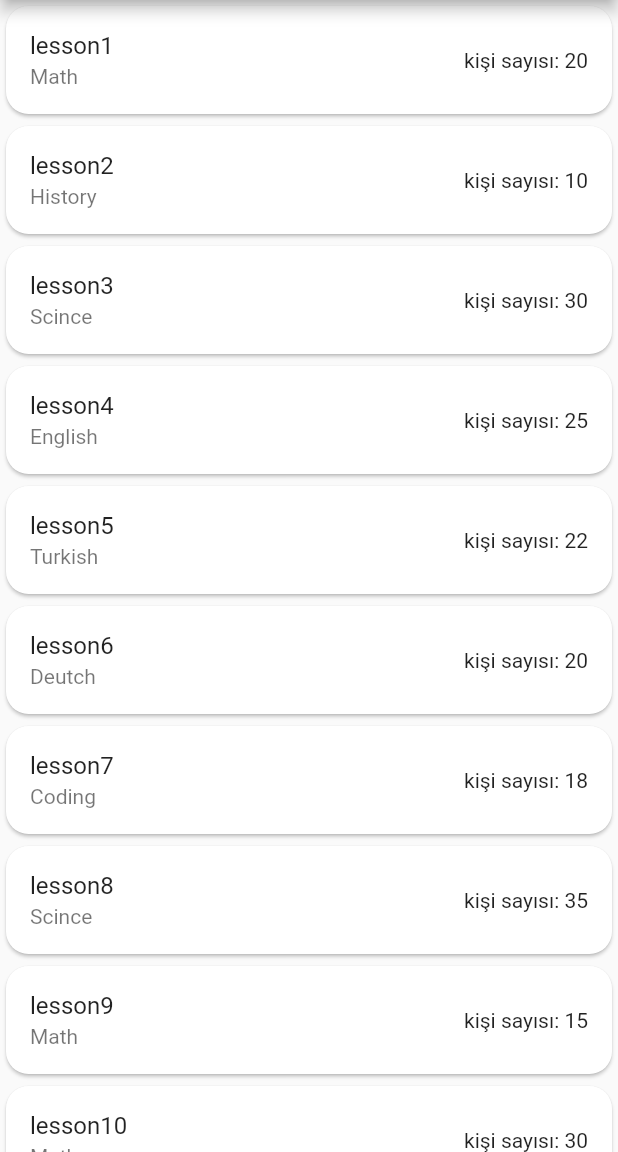
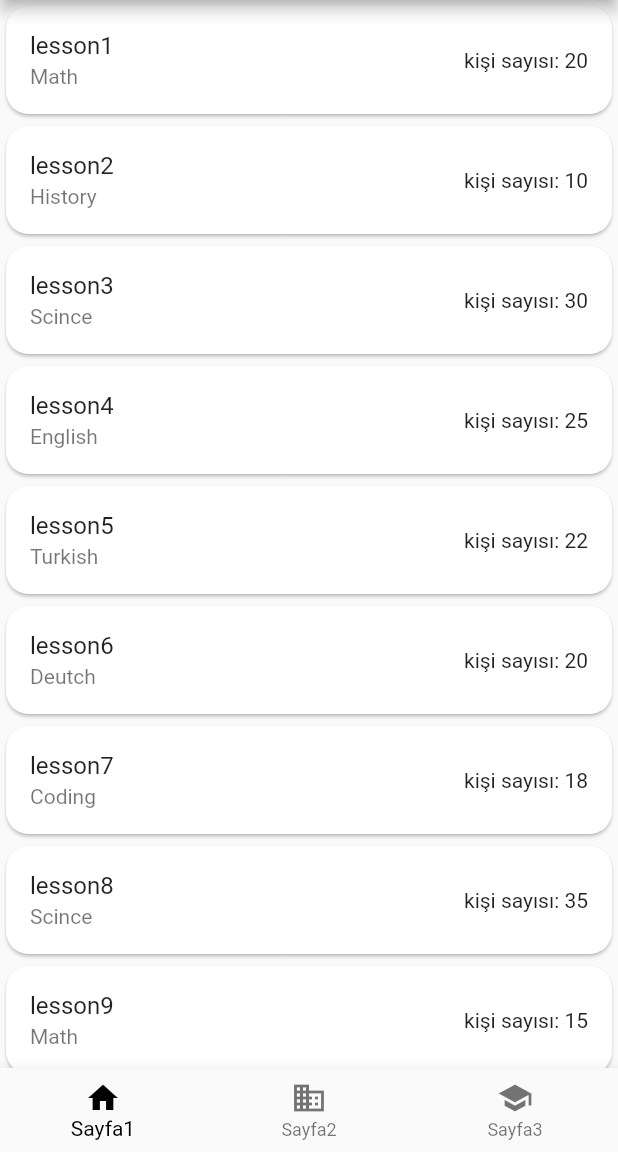
Before and after one commit to DSC-Turkey/harman, a Flutter app: the screen it shows after launch, on a phone screen of 412 x 824 dp, the part 84-1236 px from its top. Run offline on Flutter 3.47's test engine with Material 2 defaults, Android fonts, the phone set to English and light mode, and no system bars.

```diff
--- a/lib/screens/homeScreen.dart
+++ b/lib/screens/homeScreen.dart
@@ -6,6 +6,21 @@ class HomePage extends StatefulWidget {
 }
 
 class _HomePageState extends State<HomePage> {
+  //PageView Sayfaları
+  List<Widget> pages = [
+    AvailableLessons(),
+    Container(
+      color: Colors.cyan,
+    ),
+    Container(
+      color: Colors.deepPurple,
+    ),
+  ];
+  //Başlangıç sayfası
+  int pageNum = 0;
+  PageController pageController = PageController(
+    initialPage: 0,
+  );
   @override
   Widget build(BuildContext context) {
     return Scaffold(
@@ -14,7 +29,41 @@ class _HomePageState extends State<HomePage> {
         centerTitle: true,
         backgroundColor: Colors.grey,
       ),
-      body: AvailableLessons(),
+      body: PageView(
+        controller: pageController,
+        //BottomNavigationBar bağlantısı
+        onPageChanged: (_pageNum){
+          setState(() {
+            pageNum = _pageNum;
+          });
+        },
+        children: pages,
+      ),
+        bottomNavigationBar: BottomNavigationBar(
+        items: [
+          BottomNavigationBarItem(
+          icon: Icon(Icons.home),
+          label: 'Sayfa1',
+        ),
+          BottomNavigationBarItem(
+            icon: Icon(Icons.business),
+            label: 'Sayfa2',
+          ),
+          BottomNavigationBarItem(
+            icon: Icon(Icons.school),
+            label: 'Sayfa3',
+          ),
+        ],
+        currentIndex: pageNum,
+        selectedItemColor: Colors.black,
+        onTap:(index) {
+          setState(() {
+            pageNum = index;
+            //PageView bağlantısı
+            pageController.animateToPage(pageNum, duration: Duration(milliseconds: 500), curve: Curves.ease);
+          });
+        },
+      ),
     );
   }
 }
@@ -63,3 +112,6 @@ class _AvailableLessonsState extends State<AvailableLessons> {
   }
 
 }
+class Decoration{
+
+}
```
